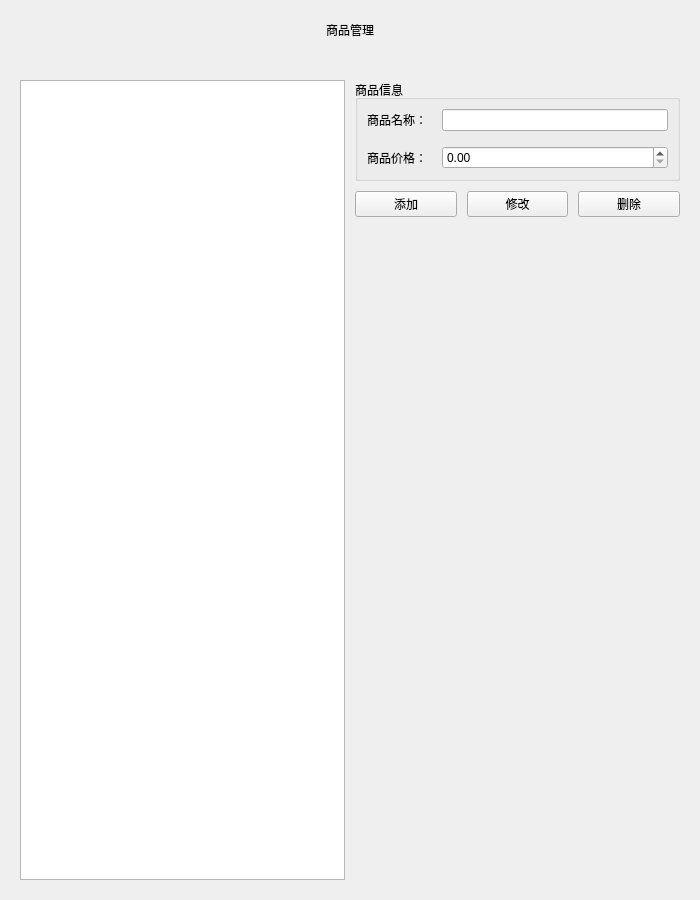
KBchulan/HungerYet, file client/menumanagerdialog.ui: the form before one commit.
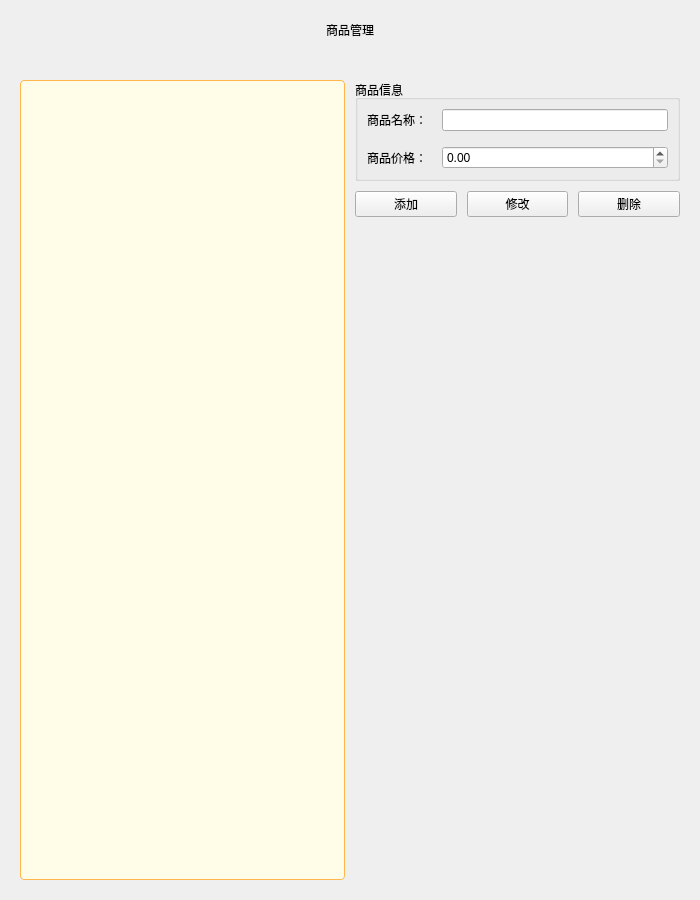
The form after the commit.

The edit to the form file:
```diff
--- a/client/menumanagerdialog.ui
+++ b/client/menumanagerdialog.ui
@@ -73,6 +73,24 @@
          <height>0</height>
         </size>
        </property>
+       <property name="styleSheet">
+      <string notr="true">QListWidget {
+    border: 1px solid #FFB74D;
+    border-radius: 4px;
+    background-color: #FFFDE7;
+}
+QListWidget::item {
+    padding: 5px;
+    border-bottom: 1px solid #FFE0B2;
+}
+QListWidget::item:selected {
+    background-color: #FFE082;
+    color: black;
+}
+QListWidget::item:hover {
+    background-color: #FFF8E1;
+}</string>
+     </property>
       </widget>
      </item>
      <item>
```
